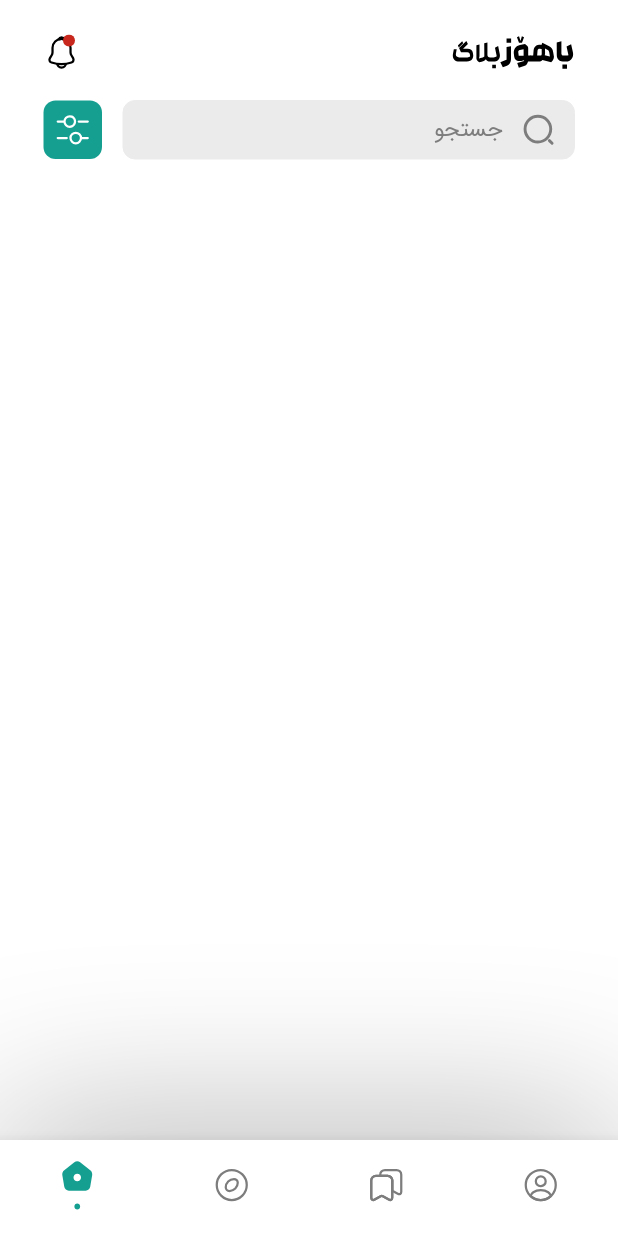
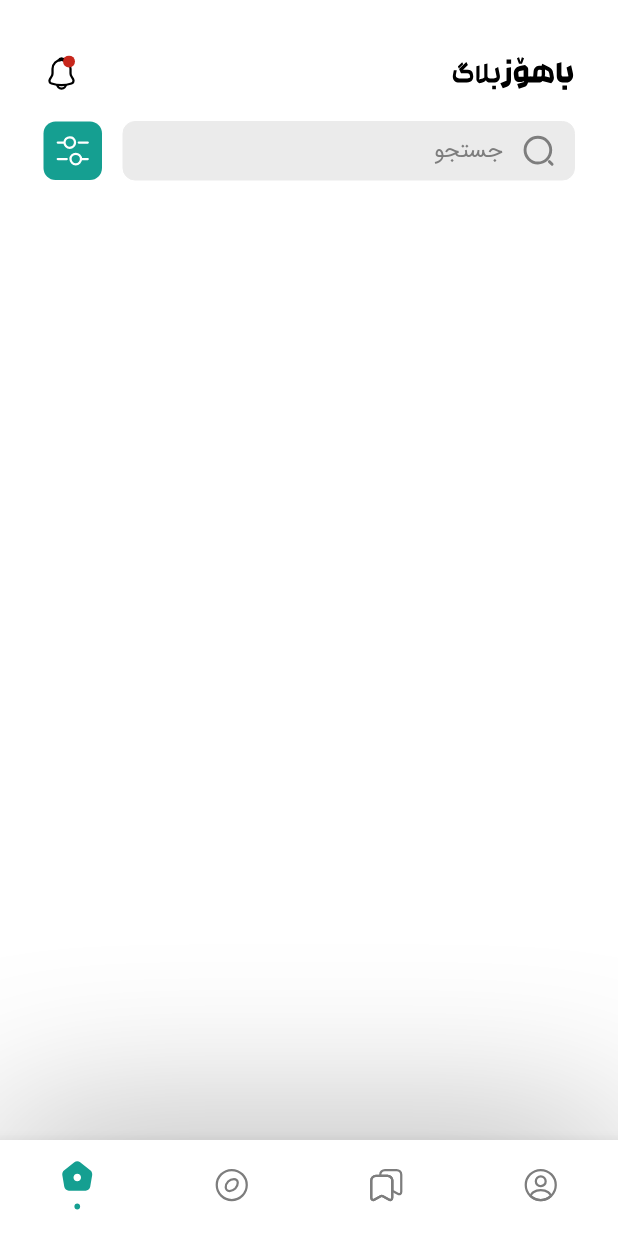
Before and after one commit to bahozteam/bahoz-blog-flutter, a Flutter app: the screen it shows after launch, on a phone screen of 412 x 824 dp. Run offline on Flutter 3.47's test engine with Material 2 defaults, Android fonts, the phone set to English and light mode, and no system bars; our stand-ins replace flutter_svg.

Commit message:
add empty AppBar

```diff
--- a/lib/nav_bar.dart
+++ b/lib/nav_bar.dart
@@ -1,5 +1,6 @@
 import 'package:bahoz_blog/screens/home.dart';
 import 'package:flutter/material.dart';
+import 'package:flutter/services.dart';
 import 'package:flutter_svg/svg.dart';
 
 class NavBar extends StatefulWidget {
@@ -14,6 +15,16 @@ class _NavBarState extends State<NavBar> {
   @override
   Widget build(BuildContext context) {
     return Scaffold(
+      // شریفی: اپ‌بار خالی
+      appBar: AppBar(
+          backgroundColor: Colors.white,
+          elevation: 0,
+          toolbarHeight: 14,
+          systemOverlayStyle: SystemUiOverlayStyle(
+            statusBarColor: Colors.white,
+            statusBarIconBrightness: Brightness.dark,
+            statusBarBrightness: Brightness.light,
+          )),
       bottomNavigationBar: Container(
         decoration: const BoxDecoration(
           boxShadow: <BoxShadow>[
@@ -34,7 +45,6 @@ class _NavBarState extends State<NavBar> {
             });
           },
           showUnselectedLabels: false,
-          // showSelectedLabels: false, // با آنکامنت کردن این نقطه های زیر نویگیشن باز مخفی میشن
           selectedFontSize: 16,
           selectedItemColor: const Color(0xFF159F91),
           selectedLabelStyle: const TextStyle(fontWeight: FontWeight.w900),
```
